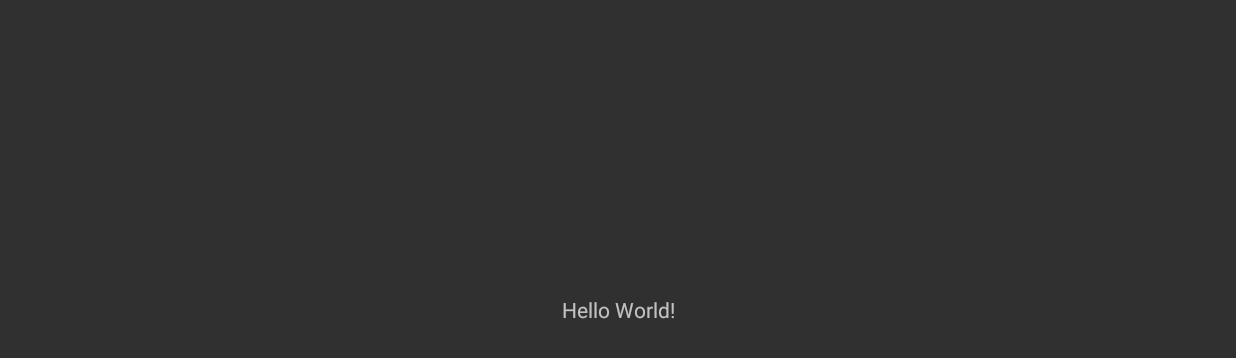
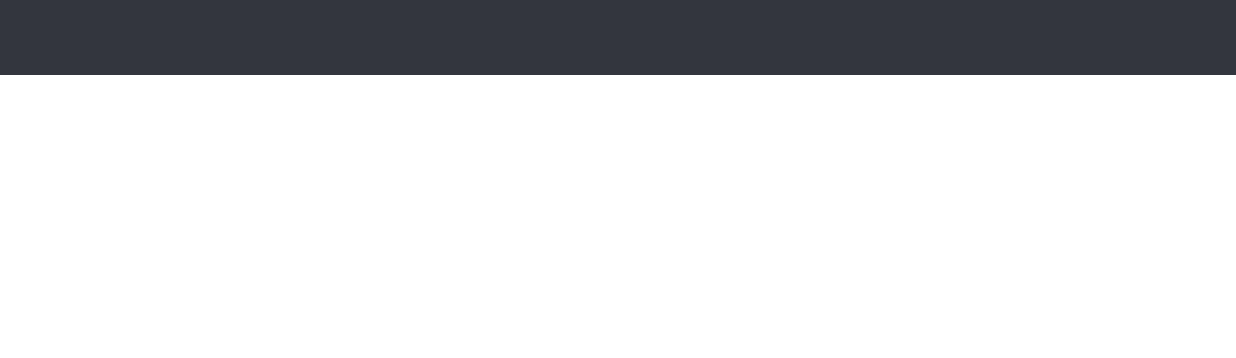
Before and after one commit to AlonsoRial/PokePaldea, an Android app: the screen it shows after launch (MainActivity), on a phone screen of 824 x 412 dp (held sideways). Before the commit the part shown is almost empty. Shown: the top 358 px of the screen. Run offline under Robolectric (Android 15) with nearby library versions, the phone set to English and light mode, and no system bars; our stand-ins replace data binding.

Commit message:
disenando v1.1

```diff
--- a/app/src/main/res/layout/activity_main.xml
+++ b/app/src/main/res/layout/activity_main.xml
@@ -10,17 +10,20 @@
     <androidx.constraintlayout.widget.ConstraintLayout
         android:layout_width="match_parent"
         android:layout_height="match_parent"
+        android:background="#FFFFFF"
         tools:context=".MainActivity">
 
+
         <TextView
-            android:layout_width="wrap_content"
-            android:layout_height="wrap_content"
-            android:text="Hello World!"
-            app:layout_constraintBottom_toBottomOf="parent"
+            android:id="@+id/textView"
+            android:layout_width="0dp"
+            android:layout_height="50dp"
+            android:background="#33363E"
             app:layout_constraintEnd_toEndOf="parent"
+            app:layout_constraintHorizontal_bias="0.0"
             app:layout_constraintStart_toStartOf="parent"
-            app:layout_constraintTop_toTopOf="parent" />
-
-
+            app:layout_constraintTop_toTopOf="parent"
+            android:gravity="center"
+            tools:text="PokePaldea" />
     </androidx.constraintlayout.widget.ConstraintLayout>
 </layout>
```
